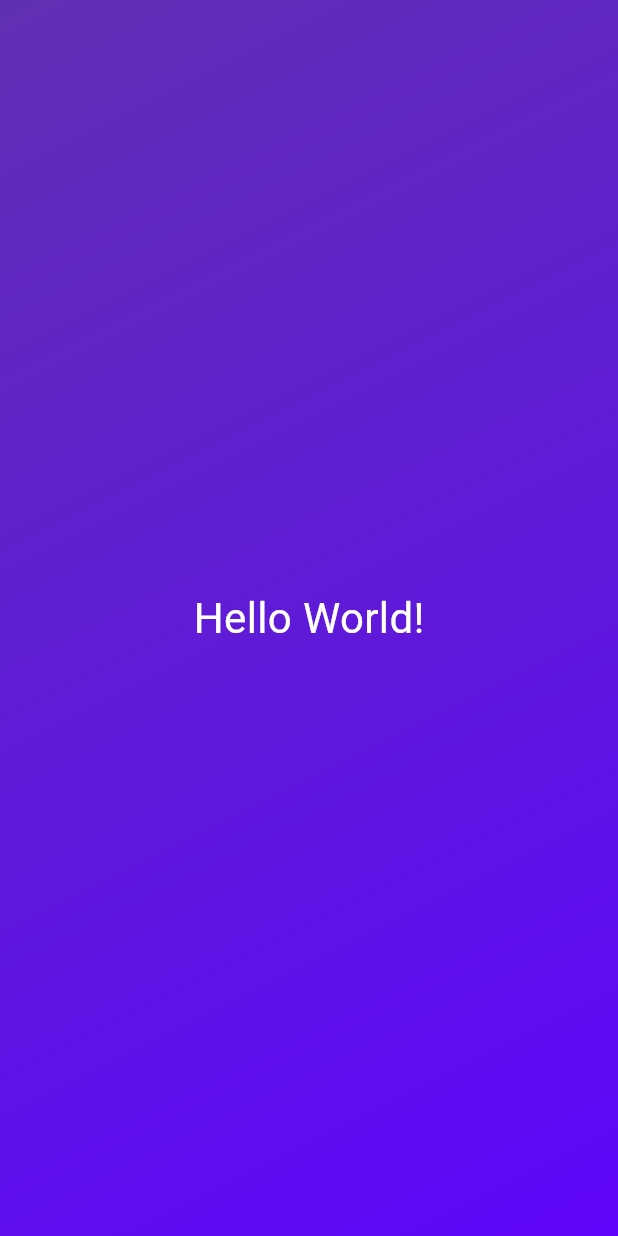
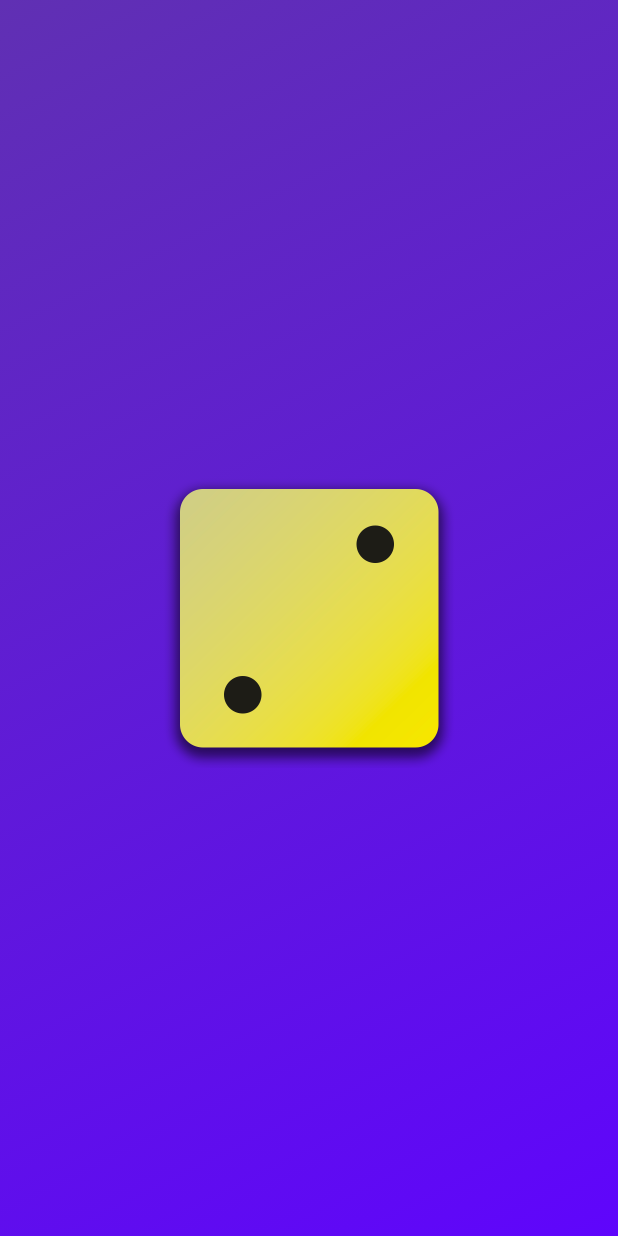
Before and after one commit to godomainz/flutter_first_app_2, a Flutter app: the screen it shows after launch, on a phone screen of 412 x 824 dp. Run offline on Flutter 3.47's test engine with Material 3 defaults, Android fonts, the phone set to English and light mode, and no system bars.

Commit message:
45. Displaying Images & Using Multiple Constructor Functions

```diff
--- a/lib/gradient_container.dart
+++ b/lib/gradient_container.dart
@@ -18,8 +18,11 @@ class GradientContainer extends StatelessWidget {
           end: endAlignment,
         ),
       ),
-      child: const Center(
-        child: StyledText("Hello World!"),
+      child: Center(
+        child: Image.asset(
+          "assets/images/dice-2.png",
+          width: 200,
+        ),
       ),
     );
   }
```
Also changed, not shown: pubspec.yaml (+7 -3 lines), assets/images/dice-1.png (added), assets/images/dice-2.png (added), assets/images/dice-3.png (added), assets/images/dice-4.png (added), assets/images/dice-5.png (added), assets/images/dice-6.png (added).
